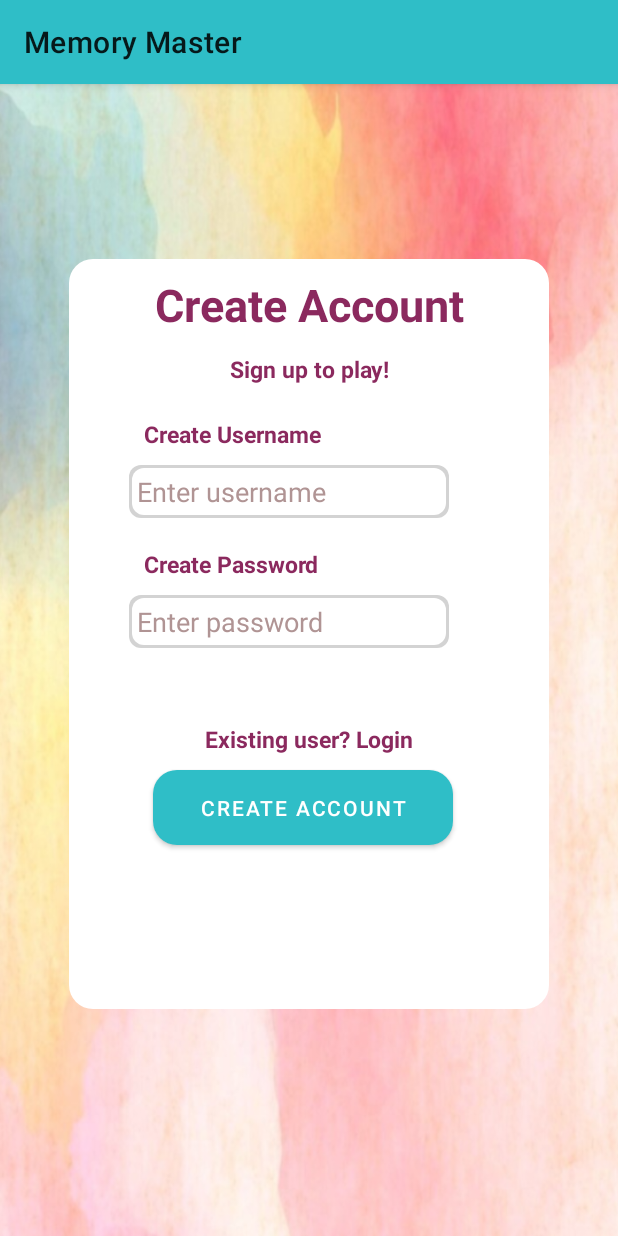
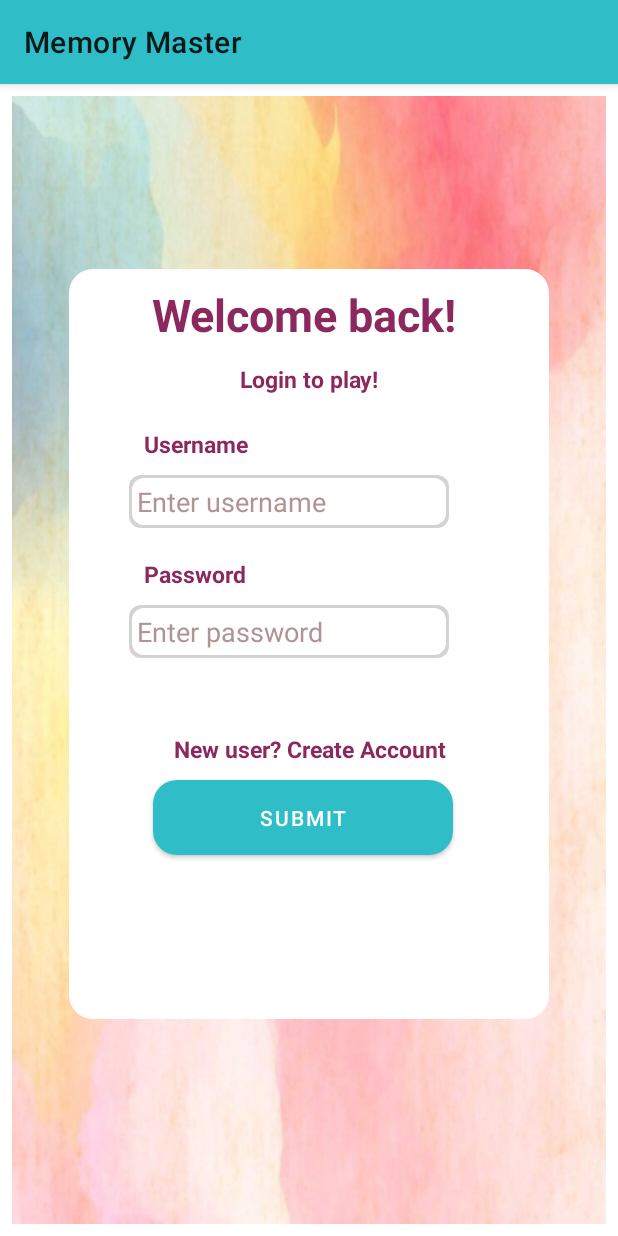
Before and after one commit to Riya-JK/MemoryMaster, an Android app: the screen it shows after launch (SignUpActivity before the commit, MainActivity after it), on a phone screen of 412 x 824 dp. Run offline under Robolectric (Android 15) with nearby library versions, the phone set to English and light mode, and no system bars; our stand-ins replace Firebase (no records; nobody signed in at launch, a user with empty details on screens opened directly), Picasso; libraries missing offline, so code that uses them is left out: com.github.jinatonic.confetti.

Commit message:
Replace signup and login activity with fragments

```diff
--- a/app/src/main/java/com/app/mymemorygame/activity/CreateActivity.kt
+++ b/app/src/main/java/com/app/mymemorygame/presentation/CreateActivity.kt
@@ -1,4 +1,4 @@
-package com.app.mymemorygame.activity
+package com.app.mymemorygame.presentation
 
 import android.app.Activity
 import android.content.Intent
--- a/app/src/main/java/com/app/mymemorygame/activity/LoginActivity.kt
+++ b/app/src/main/java/com/app/mymemorygame/presentation/LoginFragment.kt
@@ -1,43 +1,57 @@
-package com.app.mymemorygame.activity
+package com.app.mymemorygame.presentation
 
 import android.content.Intent
 import android.os.Bundle
 import android.os.Handler
-import android.os.PersistableBundle
+import androidx.fragment.app.Fragment
+import android.view.LayoutInflater
+import android.view.View
+import android.view.ViewGroup
 import android.widget.Button
+import android.widget.EditText
+import android.widget.FrameLayout
 import android.widget.TextView
-import androidx.appcompat.app.AppCompatActivity
-import androidx.constraintlayout.widget.ConstraintLayout
 import com.app.mymemorygame.R
-import com.app.mymemorygame.databinding.ActivityLoginBinding
 import com.app.mymemorygame.models.UserData
 import com.app.mymemorygame.utils.EXTRA_USER_NAME
 import com.google.android.material.snackbar.Snackbar
 import com.google.firebase.database.*
-import kotlinx.coroutines.delay
-import org.w3c.dom.Text
 
-class LoginActivity : AppCompatActivity() {
+/**
+ * A simple [Fragment] subclass.
+ * Use the [LoginFragment.newInstance] factory method to
+ * create an instance of this fragment.
+ */
+class LoginFragment : Fragment() {
     lateinit var  submitButton : Button
-    lateinit var binding: ActivityLoginBinding
     lateinit var firebaseDatabase : FirebaseDatabase
     lateinit var databaseReference: DatabaseReference
-    lateinit var clRoot : ConstraintLayout
+    lateinit var clRoot : FrameLayout
+    lateinit var userName : EditText
+    lateinit var password : EditText
+    lateinit var newUserText: TextView
 
     override fun onCreate(savedInstanceState: Bundle?) {
         super.onCreate(savedInstanceState)
-        binding = ActivityLoginBinding.inflate(layoutInflater)
-        setContentView(binding.root)
-
-        clRoot = binding.clRoot
-        submitButton = findViewById(R.id.submit_button_login_screen)
-
         firebaseDatabase = FirebaseDatabase.getInstance()
         databaseReference = firebaseDatabase.reference.child("users")
+    }
 
-        submitButton?.setOnClickListener {
-            val username = binding.usernameLogin.text.toString()
-            val password = binding.passwordForLogin.text.toString()
+    override fun onCreateView(
+        inflater: LayoutInflater, container: ViewGroup?,
+        savedInstanceState: Bundle?
+    ): View? {
+        // Inflate the layout for this fragment
+        val v = inflater.inflate(R.layout.fragment_login, container, false)
+        clRoot = v.findViewById(R.id.container_child_fragment)
+        submitButton = v.findViewById(R.id.submit_button_login_screen)
+        userName = v.findViewById(R.id.username_login)
+        password = v.findViewById(R.id.password_for_login)
+        newUserText = v.findViewById(R.id.new_user_text)
+
+        submitButton.setOnClickListener {
+            val username = userName.text.toString()
+            val password = password.text.toString()
 
             if(username.isNotBlank() && username.isNotEmpty() && password.isNotBlank() && password.isNotEmpty()){
                 loginUser(username, password)
@@ -45,15 +59,21 @@ class LoginActivity : AppCompatActivity() {
                 Snackbar.make(clRoot, "All fields are required", Snackbar.LENGTH_SHORT).show()
             }
         }
-
-        binding.newUserText.setOnClickListener {
-            startActivity( Intent(this@LoginActivity, SignUpActivity::class.java))
-            finish()
+        newUserText.setOnClickListener {
+            //Launch Signup fragment
+            val childFragment = SignUpFragment()
+            val childFragmentManager = childFragmentManager
+            val transaction = childFragmentManager.beginTransaction()
+            transaction.replace(R.id.container_child_fragment, childFragment)
+            transaction.addToBackStack(null)
+            transaction.commit()
         }
+        return v
     }
 
     private fun loginUser(username : String, password : String){
-        databaseReference.orderByChild("b").equalTo(username).addListenerForSingleValueEvent(object : ValueEventListener{
+        databaseReference.orderByChild("b").equalTo(username).addListenerForSingleValueEvent(object :
+            ValueEventListener {
             override fun onDataChange(snapshot: DataSnapshot) {
                 if(snapshot.exists()){
                     for(userSnapShot in snapshot.children){
@@ -63,11 +83,11 @@ class LoginActivity : AppCompatActivity() {
                             val handler = Handler()
                             val runnable = object : Runnable {
                                 override fun run () {
-                                    val boardActivityIntent = Intent(this@LoginActivity, MainActivity::class.java)
-                                    boardActivityIntent.flags = Intent.FLAG_ACTIVITY_NEW_TASK
+                                    //Launch Main activity
+                                    val boardActivityIntent = Intent(context, MainActivity::class.java)
+                                    boardActivityIntent.flags = Intent.FLAG_ACTIVITY_REORDER_TO_FRONT
                                     boardActivityIntent.putExtra(EXTRA_USER_NAME, username)
-                                    applicationContext.startActivity(boardActivityIntent)
-                                    finish()
+                                    context?.startActivity(boardActivityIntent)
                                 }
                             }
                             val delayMillis: Long = 1000
@@ -86,4 +106,9 @@ class LoginActivity : AppCompatActivity() {
             }
         })
     }
+
+    companion object {
+        @JvmStatic
+        fun newInstance() = LoginFragment()
+    }
 }
--- a/app/src/main/java/com/app/mymemorygame/activity/MainActivity.kt
+++ b/app/src/main/java/com/app/mymemorygame/presentation/MainActivity.kt
@@ -1,4 +1,4 @@
-package com.app.mymemorygame.activity
+package com.app.mymemorygame.presentation
 
 import android.animation.ArgbEvaluator
 import android.app.Activity
@@ -7,10 +7,7 @@ import android.graphics.Color
 import androidx.appcompat.app.AppCompatActivity
 import android.os.Bundle
 import android.util.Log
-import android.view.LayoutInflater
-import android.view.Menu
-import android.view.MenuItem
-import android.view.View
+import android.view.*
 import android.widget.EditText
 import android.widget.RadioGroup
 import android.widget.TextView
@@ -46,6 +43,9 @@ class MainActivity : AppCompatActivity() {
     private var gameName : String? = null
     private var customGameImages : List<String>? = null
     private lateinit var username : String
+    private var savedInstanceState = null
+    private var isMenuVisible = false
+    private lateinit var menuBar : Menu
 
     private var boardSize : BoardSize = BoardSize.EASY
     val TAG : String  = MainActivity::class.java.simpleName
@@ -57,6 +57,57 @@ class MainActivity : AppCompatActivity() {
         tvNumMoves = findViewById(R.id.tvNumMoves)
         tvNumPairs = findViewById(R.id.tvNumPairs)
         clRoot = findViewById(R.id.clRoot)
+
+        // Check if the activity is created for the first time
+        launchLoginFragment(savedInstanceState)
+
+    }
+
+    override fun onPrepareOptionsMenu(menu: Menu?): Boolean {
+        if (menu != null) {
+            menuBar = menu
+        }
+        val menuItem = menu?.findItem(R.id.menu_refresh)
+        val menuSize = menu?.findItem(R.id.mi_new_size)
+        val menuDownload = menu?.findItem(R.id.mi_download)
+        val menuCustom = menu?.findItem(R.id.mi_custom)
+        val menuLogout = menu?.findItem(R.id.mi_logout)
+        menuItem?.isVisible = isMenuVisible
+        menuSize?.isVisible = isMenuVisible
+        menuDownload?.isVisible = isMenuVisible
+        menuCustom?.isVisible = isMenuVisible
+        menuLogout?.isVisible = isMenuVisible
+        return true
+    }
+
+    private fun launchLoginFragment(savedInstanceState: Bundle?) {
+        if (savedInstanceState == null) {
+            val fragment = LoginFragment()
+            val fragmentManager = supportFragmentManager
+            val fragmentTransaction = fragmentManager.beginTransaction()
+            fragmentTransaction.replace(R.id.fragment_container, fragment)
+            // Commit the transaction
+            fragmentTransaction.commit()
+        }
+    }
+
+    override fun onNewIntent(intent: Intent?) {
+        Log.d(TAG, "onNewIntent() called with: intent = $intent")
+        super.onNewIntent(intent)
+        isMenuVisible = true
+        invalidateOptionsMenu()
+        val fragmentManager = supportFragmentManager
+        val fragmentTransaction = fragmentManager.beginTransaction()
+        fragmentManager.findFragmentById(R.id.fragment_container)
+            ?.let { fragmentTransaction.remove(it) }
+        fragmentTransaction.commit()
+
+        if (intent != null) {
+            handleIntent(intent)
+        }
+    }
+
+    private fun handleIntent(intent: Intent) {
         val bundle: Bundle? = intent.extras
         if (bundle != null) {
             val value = bundle.getString(EXTRA_USER_NAME).toString()
@@ -67,6 +118,9 @@ class MainActivity : AppCompatActivity() {
 
     override fun onCreateOptionsMenu(menu: Menu?): Boolean {
         menuInflater.inflate(R.menu.menu_main, menu)
+        if (menu != null) {
+            menuBar = menu
+        }
         return true
     }
 
@@ -101,8 +155,7 @@ class MainActivity : AppCompatActivity() {
     }
 
     private fun logoutUser() {
-        startActivity(Intent(this@MainActivity, LoginActivity::class.java))
-        finish()
+        launchLoginFragment(savedInstanceState)
         return
     }
 
--- a/app/src/main/java/com/app/mymemorygame/activity/SignUpActivity.kt
+++ b/app/src/main/java/com/app/mymemorygame/presentation/SignUpFragment.kt
@@ -1,50 +1,59 @@
-package com.app.mymemorygame.activity
+package com.app.mymemorygame.presentation
 
-import android.content.Intent
 import android.os.Bundle
 import android.os.Handler
-import android.os.PersistableBundle
-import android.util.Log
+import androidx.fragment.app.Fragment
+import android.view.LayoutInflater
+import android.view.View
+import android.view.ViewGroup
 import android.widget.Button
+import android.widget.EditText
+import android.widget.FrameLayout
 import android.widget.TextView
-import androidx.appcompat.app.AppCompatActivity
-import androidx.constraintlayout.widget.ConstraintLayout
 import com.app.mymemorygame.R
-import com.app.mymemorygame.databinding.ActivitySignupBinding
 import com.app.mymemorygame.models.UserData
 import com.google.android.material.snackbar.Snackbar
-import com.google.android.material.snackbar.Snackbar.SnackbarLayout
 import com.google.firebase.database.*
-import org.w3c.dom.Text
-import kotlin.math.sign
 
-class SignUpActivity : AppCompatActivity() {
-    private val TAG: String? = SignUpActivity::class.java.simpleName
+// TODO: Rename parameter arguments, choose names that match
+/**
+ * A simple [Fragment] subclass.
+ * Use the [SignUpFragment.newInstance] factory method to
+ * create an instance of this fragment.
+ */
+class SignUpFragment : Fragment() {
+    private val TAG: String? = SignUpFragment::class.java.simpleName
     lateinit var  createAccountButton : Button
-    lateinit var login_button : TextView
-    lateinit var binding: ActivitySignupBinding
     lateinit var firebaseDatabase : FirebaseDatabase
     lateinit var databaseReference: DatabaseReference
-    lateinit var clRoot : ConstraintLayout
+    lateinit var clRoot : FrameLayout
+    lateinit var userName : EditText
+    lateinit var password : EditText
+    lateinit var loginUserText: TextView
+    lateinit var  submitButton : Button
 
     override fun onCreate(savedInstanceState: Bundle?) {
         super.onCreate(savedInstanceState)
-        setContentView(R.layout.activity_signup)
-        Log.d(TAG,"onCreate() called")
-
-        binding = ActivitySignupBinding.inflate(layoutInflater)
-        setContentView(binding.root)
-
-        clRoot = binding.clRoot
         firebaseDatabase = FirebaseDatabase.getInstance()
         databaseReference = firebaseDatabase.reference.child("users")
+    }
 
-        login_button = findViewById(R.id.or_login_label)
-        createAccountButton = findViewById(R.id.submit_button_signup_screen)
+    override fun onCreateView(
+        inflater: LayoutInflater, container: ViewGroup?,
+        savedInstanceState: Bundle?
+    ): View? {
+        // Inflate the layout for this fragment
+        val v = inflater.inflate(R.layout.fragment_sign_up, container, false)
+        clRoot = v.findViewById(R.id.container_child_fragment_signup)
+        submitButton = v.findViewById(R.id.submit_button_signup_screen)
+        userName = v.findViewById(R.id.username_signup)
+        password = v.findViewById(R.id.password_signup)
+        loginUserText = v.findViewById(R.id.login_label)
+        createAccountButton = v.findViewById(R.id.submit_button_signup_screen)
 
         createAccountButton?.setOnClickListener {
-            val username = binding.usernameSignup.text.toString()
-            val password = binding.passwordSignup.text.toString()
+            val username = userName.text.toString()
+            val password = password.text.toString()
 
             if(username.isNotBlank() && username.isNotEmpty() && password.isNotBlank() && password.isNotEmpty()){
                 signUpUser(username, password)
@@ -53,13 +62,15 @@ class SignUpActivity : AppCompatActivity() {
             }
         }
 
-        login_button.setOnClickListener{
-            startActivity(Intent(this@SignUpActivity, LoginActivity::class.java))
+        loginUserText.setOnClickListener{
+            fragmentManager?.popBackStack()
         }
+        return v
     }
 
     fun signUpUser(username : String, password : String){
-        databaseReference.orderByChild("b").equalTo(username).addListenerForSingleValueEvent(object : ValueEventListener{
+        databaseReference.orderByChild("b").equalTo(username).addListenerForSingleValueEvent(object :
+            ValueEventListener {
             override fun onDataChange(snapshot: DataSnapshot) {
                 if(!snapshot.exists()){
                     val id = databaseReference.push().key
@@ -69,8 +80,7 @@ class SignUpActivity : AppCompatActivity() {
                     val handler = Handler()
                     val runnable = object : Runnable {
                         override fun run () {
-                            startActivity(Intent(this@SignUpActivity, LoginActivity::class.java))
-                            finish()
+                            fragmentManager?.popBackStack()
                         }
                     }
                     val delayMillis: Long = 1000
@@ -85,4 +95,9 @@ class SignUpActivity : AppCompatActivity() {
             }
         })
     }
+
+    companion object {
+        @JvmStatic
+        fun newInstance() = SignUpFragment()
+    }
 }
--- a/app/src/main/res/layout/activity_create.xml
+++ b/app/src/main/res/layout/activity_create.xml
@@ -4,7 +4,7 @@
     xmlns:tools="http://schemas.android.com/tools"
     android:layout_width="match_parent"
     android:layout_height="match_parent"
-    tools:context=".activity.CreateActivity">
+    tools:context=".presentation.CreateActivity">
 
     <Button
         android:id="@+id/btnSave"
--- a/app/src/main/res/layout/activity_main.xml
+++ b/app/src/main/res/layout/activity_main.xml
@@ -6,7 +6,7 @@
     android:layout_width="match_parent"
     android:layout_height="match_parent"
     android:background="@color/white"
-    tools:context=".activity.MainActivity"
+    tools:context=".presentation.MainActivity"
     android:id="@+id/clRoot"
     android:padding="8dp">
 
@@ -71,4 +71,10 @@
         app:layout_constraintTop_toTopOf="parent"
         app:layout_constraintVertical_bias="0" />
 </androidx.constraintlayout.widget.ConstraintLayout>
+
+    <FrameLayout
+        android:id="@+id/fragment_container"
+        android:layout_width="match_parent"
+        android:layout_height="match_parent"/>
+
 </androidx.coordinatorlayout.widget.CoordinatorLayout>
--- a/app/src/main/res/layout/activity_signup.xml
+++ b/app/src/main/res/layout/fragment_login.xml
@@ -5,10 +5,10 @@
     android:layout_width="match_parent"
     android:layout_height="match_parent"
     android:background="@drawable/ic_signup_background"
-    tools:context=".activity.SignUpActivity"
+    tools:context=".presentation.LoginActivity"
+    android:id="@+id/clRoot"
     app:layout_constraintLeft_toLeftOf="parent"
     app:layout_constraintLeft_toRightOf="parent"
-    android:id="@+id/clRoot"
     app:layout_constraintRight_toLeftOf="parent">
 
     <LinearLayout
@@ -25,7 +25,7 @@
         app:layout_constraintTop_toTopOf="parent">
 
         <TextView
-            android:id="@+id/signup_form_label"
+            android:id="@+id/login_form_label"
             android:layout_width="match_parent"
             android:layout_height="wrap_content"
             android:textSize="30sp"
@@ -33,10 +33,10 @@
             android:gravity="center"
             android:padding="10dp"
             android:textColor="@color/pink"
-            android:text="Create Account" />
+            android:text="Welcome back! " />
 
         <TextView
-            android:id="@+id/signup_to_play_label"
+            android:id="@+id/login_to_play_label"
             android:layout_width="match_parent"
             android:layout_height="wrap_content"
             android:textSize="15sp"
@@ -44,31 +44,31 @@
             android:gravity="center"
             android:padding="2dp"
             android:textColor="@color/pink"
-            android:text="Sign up to play!" />
+            android:text="Login to play!" />
 
         <TextView
             android:id="@+id/enter_username_label"
             android:layout_width="match_parent"
             android:layout_height="wrap_content"
             android:textSize="15sp"
-            android:layout_marginStart="40dp"
             android:textStyle="bold"
             android:layout_marginTop="10dp"
             android:padding="10dp"
+            android:layout_marginStart="40dp"
             android:textColor="@color/pink"
-            android:text="Create Username" />
+            android:text="Username" />
 
         <EditText
-            android:id="@+id/username_signup"
+            android:id="@+id/username_login"
             android:layout_width="wrap_content"
             android:layout_height="wrap_content"
             android:ems="10"
             android:background="@drawable/edit_text_border"
             android:inputType="textEmailAddress"
             android:padding="5dp"
+            android:hint="Enter username"
             android:layout_marginEnd="40dp"
             android:layout_marginStart="40dp"
-            android:hint="Enter username"
             android:textColor="@color/black"
             android:textColorHint="@color/hint_text_color"
             app:layout_constraintBottom_toBottomOf="parent"
@@ -83,48 +83,56 @@
             android:layout_height="wrap_content"
             android:textSize="15sp"
             android:textStyle="bold"
+            android:padding="10dp"
             android:layout_marginStart="40dp"
-            android:padding="10dp"
             android:layout_marginTop="10dp"
             android:textColor="@color/pink"
-            android:text="Create Password" />
+            android:text="Password" />
 
         <EditText
-            android:id="@+id/password_signup"
+            android:id="@+id/password_for_login"
             android:layout_width="wrap_content"
             android:layout_height="wrap_content"
             android:background="@drawable/edit_text_border"
             android:ems="10"
             android:hint="Enter password"
+            android:layout_marginEnd="40dp"
+            android:layout_marginStart="40dp"
             android:padding="5dp"
-            android:layout_marginEnd="40dp"
             android:textColor="@color/black"
             android:textColorHint="@color/hint_text_color"
             android:inputType="textPassword"
-            android:layout_marginStart="40dp"
-            app:layout_constraintStart_toStartOf="@id/user_name"
-            app:layout_constraintTop_toBottomOf="@+id/user_name" />
+            app:layout_constraintStart_toStartOf="@id/email_login"
+            app:layout_constraintTop_toBottomOf="@+id/email_login" />
 
         <TextView
-            android:id="@+id/or_login_label"
+            android:id="@+id/new_user_text"
             android:layout_width="match_parent"
             android:layout_height="wrap_content"
             android:textSize="15sp"
             android:textStyle="bold"
             android:gravity="center"
+            android:layout_marginTop="40dp"
             android:padding="10dp"
-            android:layout_marginTop="40dp"
             android:textColor="@color/pink"
-            android:text="Existing user? Login" />
+            android:text="New user? Create Account" />
+
         <Button
-            android:id="@+id/submit_button_signup_screen"
+            android:id="@+id/submit_button_login_screen"
             android:layout_width="200dp"
             android:layout_height="50dp"
             android:layout_gravity="bottom"
             android:layout_marginStart="56dp"
+            android:background="@drawable/button_background"
+            android:text="Submit"
             android:textColor="@color/white"
-            android:background="@drawable/button_background"
-            android:text="Create Account" />
+            app:layout_constraintStart_toStartOf="@+id/password"
+            app:layout_constraintTop_toBottomOf="@+id/password" />
 
     </LinearLayout>
+    <FrameLayout
+        android:id="@+id/container_child_fragment"
+        android:layout_width="match_parent"
+        android:layout_height="match_parent"/>
+
 </androidx.constraintlayout.widget.ConstraintLayout>
--- a/app/src/main/res/values/strings.xml
+++ b/app/src/main/res/values/strings.xml
@@ -1,3 +1,5 @@
 <resources>
     <string name="app_name">Memory Master</string>
+    <!-- TODO: Remove or change this placeholder text -->
+    <string name="hello_blank_fragment">Hello blank fragment</string>
 </resources>
```
Also changed, not shown: app/src/main/AndroidManifest.xml (+2 -7 lines), app/src/main/res/layout/fragment_sign_up.xml (renamed from app/src/main/res/layout/activity_login.xml, +27 -25 lines).
